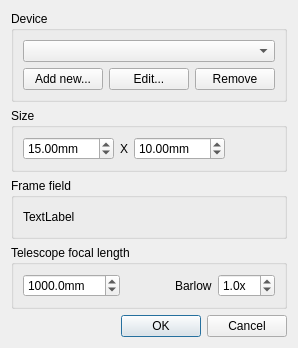
Qt form cinsertfrmfield.ui (PavelMr/skytechx) before a commit.
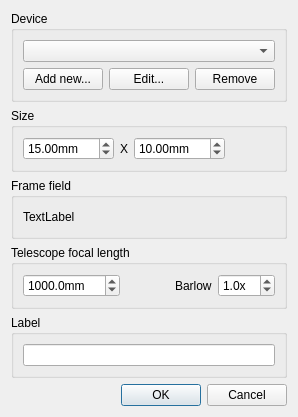
The same form after that commit.

Commit message: Framefield labels, 3d solar sys. radius vector

Diff of the .ui file:
```diff
--- a/cinsertfrmfield.ui
+++ b/cinsertfrmfield.ui
@@ -7,13 +7,13 @@
     <x>0</x>
     <y>0</y>
     <width>289</width>
-    <height>310</height>
+    <height>371</height>
    </rect>
   </property>
   <property name="windowTitle">
    <string>Draw telescope field</string>
   </property>
-  <layout class="QVBoxLayout" name="verticalLayout" stretch="1,1,1,1,0">
+  <layout class="QVBoxLayout" name="verticalLayout" stretch="1,1,1,1,0,0">
    <item>
     <widget class="QGroupBox" name="groupBox">
      <property name="title">
@@ -234,6 +234,22 @@
      </layout>
     </widget>
    </item>
+   <item>
+    <widget class="QGroupBox" name="groupBox_5">
+     <property name="title">
+      <string>Label</string>
+     </property>
+     <layout class="QVBoxLayout" name="verticalLayout_4">
+      <item>
+       <layout class="QVBoxLayout" name="verticalLayout_3">
+        <item>
+         <widget class="QLineEdit" name="lineEdit"/>
+        </item>
+       </layout>
+      </item>
+     </layout>
+    </widget>
+   </item>
    <item>
     <layout class="QHBoxLayout" name="horizontalLayout">
      <item>
```
The commit also changes 7 other files.
